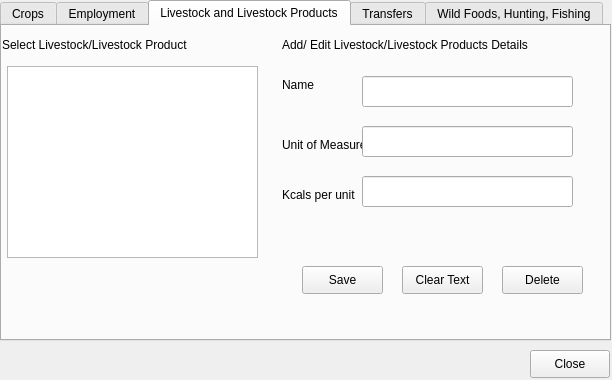
Qt form open-ihm/gui/designs/ui_manageincomedetails.ui (snim2mirror/openihm) before a commit.
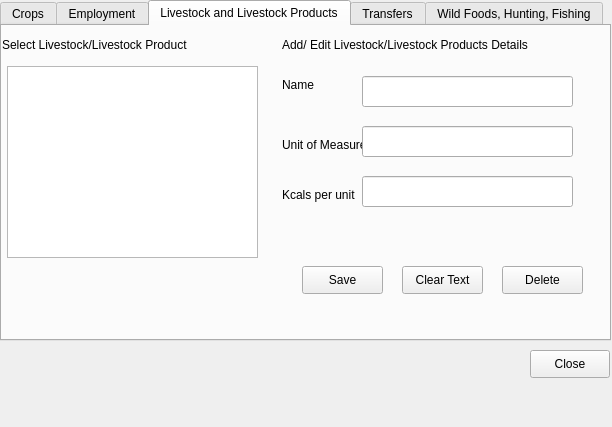
The same form after that commit. The open tabs and pages were chosen to show the change.

```diff
--- a/open-ihm/gui/designs/ui_manageincomedetails.ui
+++ b/open-ihm/gui/designs/ui_manageincomedetails.ui
@@ -7,7 +7,7 @@
     <x>0</x>
     <y>0</y>
     <width>612</width>
-    <height>380</height>
+    <height>427</height>
    </rect>
   </property>
   <property name="minimumSize">
```
Left out of the diff: 383 changed lines with no effect on the pictures.
